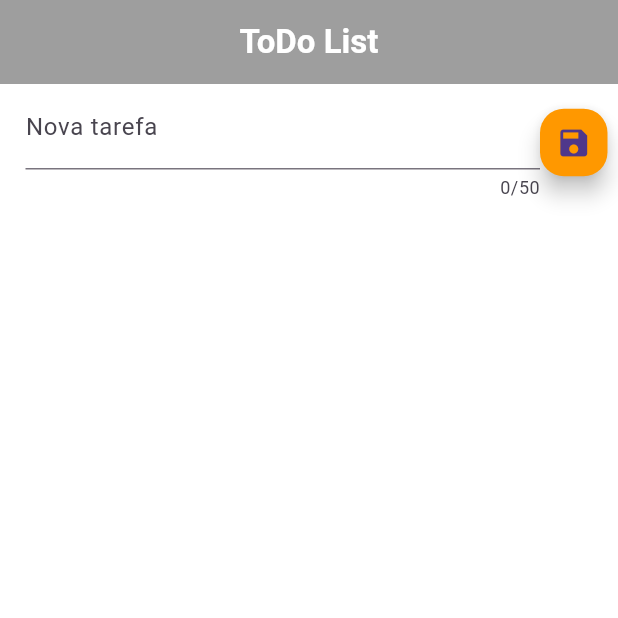
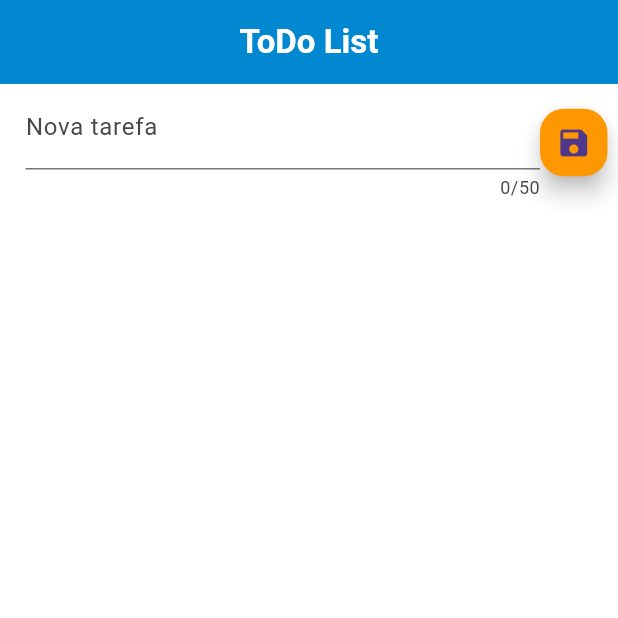
Before and after one commit to RafaDom10/todo_list_app, a Flutter app: the screen it shows after launch, on a phone screen of 412 x 824 dp, the top half of it. Run offline on Flutter 3.47's test engine with Material 3 defaults, Android fonts, the phone set to English and light mode, and no system bars.

Commit message:
refactor: change background color on light theme

```diff
--- a/lib/theme/theme.dart
+++ b/lib/theme/theme.dart
@@ -4,7 +4,6 @@ ThemeData darkTheme() {
   return ThemeData(
       brightness: Brightness.dark,
       primaryColor: Colors.black,
-      colorScheme: ThemeData().colorScheme.copyWith(secondary: Colors.orange),
       appBarTheme: const AppBarTheme(color: Colors.grey),
       scaffoldBackgroundColor: Colors.grey[800],
       iconTheme: const IconThemeData(color: Colors.white),
@@ -21,8 +20,7 @@ ThemeData lightTheme() {
   return ThemeData(
       brightness: Brightness.light,
       primaryColor: Colors.purple,
-      colorScheme: ThemeData().colorScheme.copyWith(secondary: Colors.orange),
-      appBarTheme: const AppBarTheme(color: Colors.grey),
+      appBarTheme: AppBarTheme(color: Colors.lightBlue[700]),
       scaffoldBackgroundColor: Colors.white,
       iconTheme: const IconThemeData(color: Colors.white),
       hintColor: Colors.orange,
```
